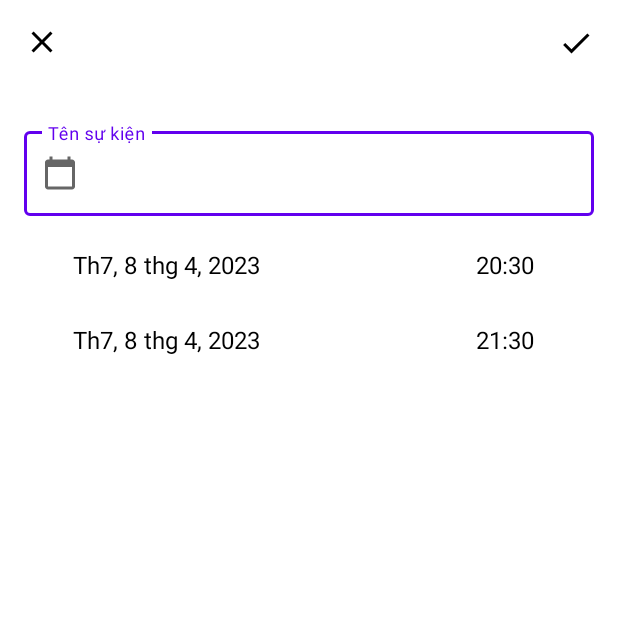
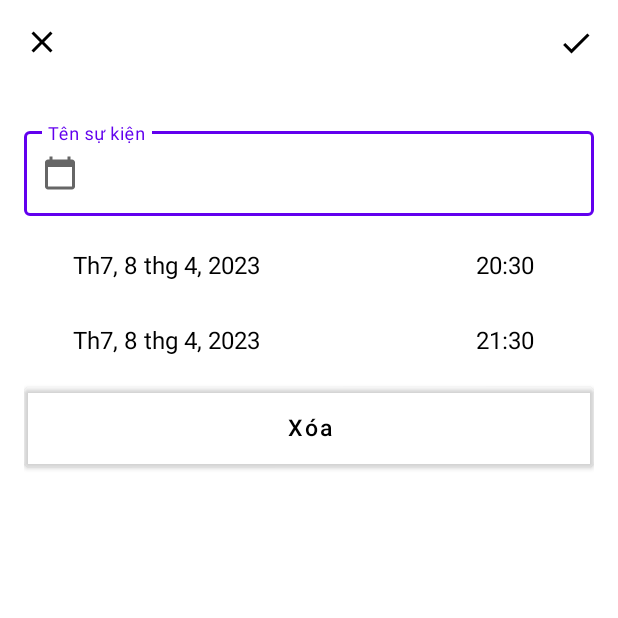
Before and after one commit to linhhnguyen11/Calendar, an Android app: the UpdateActivity screen opened directly, with no data from a screen before it, on a phone screen of 412 x 824 dp, the top half of it. Run offline under Robolectric (Android 15) with nearby library versions, the phone set to English and light mode, and no system bars.

Commit message:
Yen final

```diff
--- a/app/src/main/res/layout/activity_update.xml
+++ b/app/src/main/res/layout/activity_update.xml
@@ -146,6 +146,14 @@
             android:textColor="@color/black"
             android:textSize="16dp" />
     </LinearLayout>
-
+        <Button
+            android:id="@+id/delete_button"
+            android:layout_width="match_parent"
+            android:layout_height="65dp"
+            android:backgroundTint="#0AFFFFFF"
+            android:text="Xóa"
+            android:textAllCaps="false"
+            android:textColor="@color/black"
+            android:textSize="15sp" />
 
 </LinearLayout>
```
Also changed, not shown: app/src/main/java/com/example/calendar/DBHelper.java (+10 -1 lines), app/src/main/java/com/example/calendar/UpdateActivity.java (+41 -1 lines).
